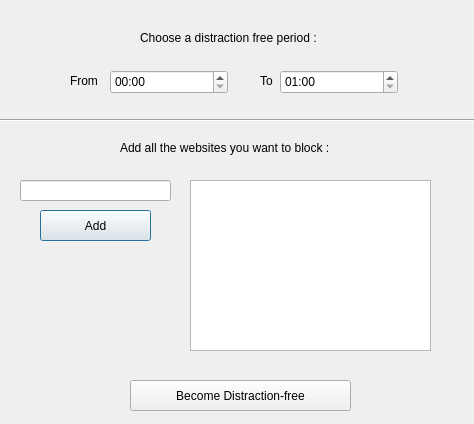
The window that GUI.ui (Sakelariev/information-diet) describes before a commit, drawn with Qt 5.
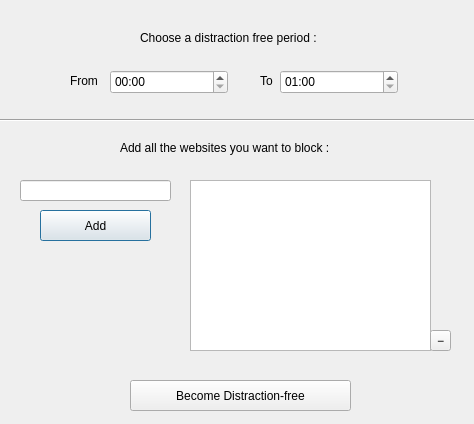
The same window after the commit.

Commit message: Added UI option to remove websites from widget (lacking the actual removal from list)

The edit to the form file:
```diff
--- a/GUI.ui
+++ b/GUI.ui
@@ -222,6 +222,31 @@
     <string>Add all the websites you want to block :</string>
    </property>
   </widget>
+  <widget class="QToolButton" name="removeButton">
+   <property name="geometry">
+    <rect>
+     <x>430</x>
+     <y>330</y>
+     <width>21</width>
+     <height>21</height>
+    </rect>
+   </property>
+   <property name="text">
+    <string>−</string>
+   </property>
+   <property name="iconSize">
+    <size>
+     <width>20</width>
+     <height>20</height>
+    </size>
+   </property>
+   <property name="toolButtonStyle">
+    <enum>Qt::ToolButtonIconOnly</enum>
+   </property>
+   <property name="arrowType">
+    <enum>Qt::NoArrow</enum>
+   </property>
+  </widget>
  </widget>
  <resources/>
  <connections/>
```
The commit also changes 1 other file.
